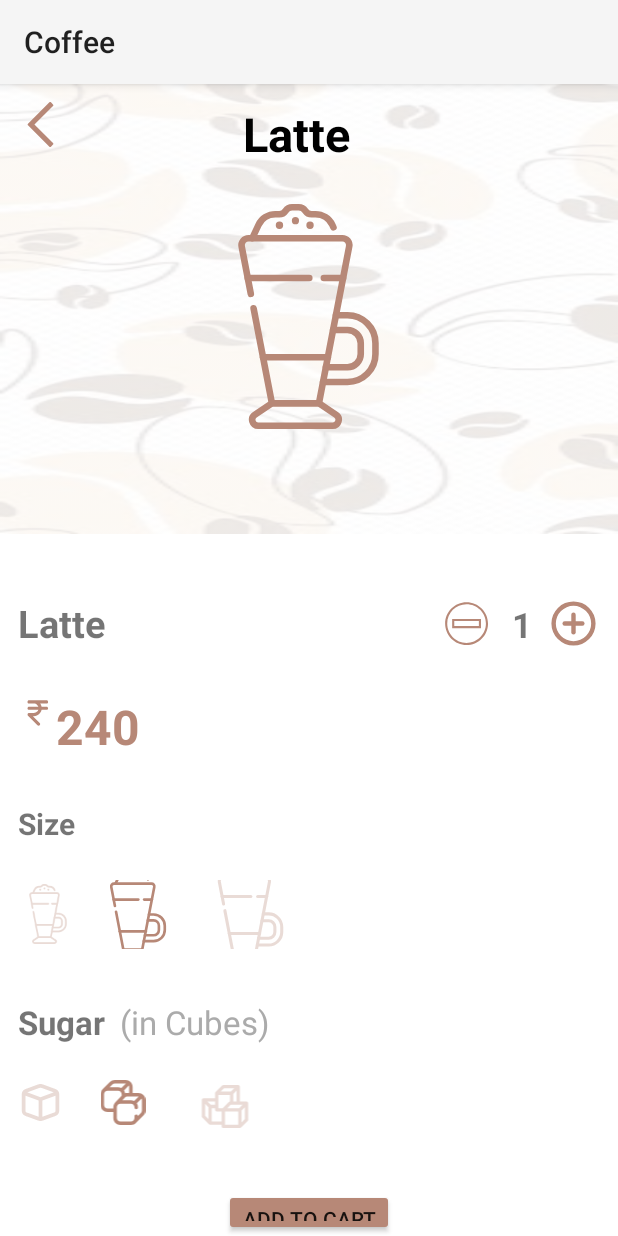
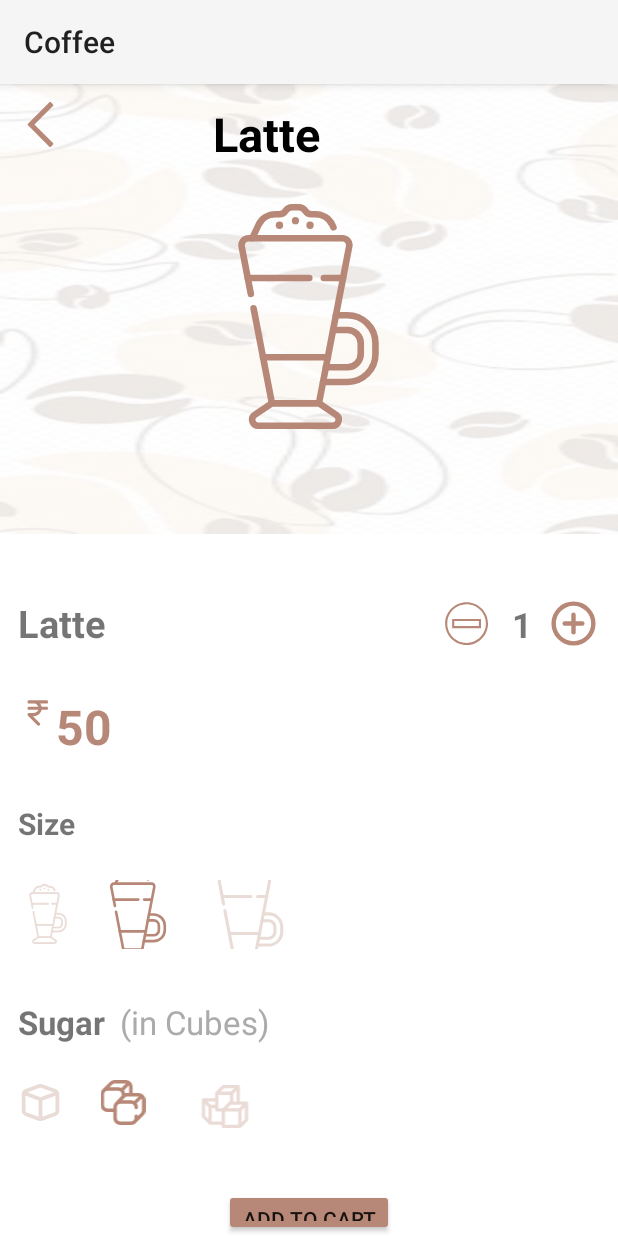
Before and after one commit to ranganarayanan/coffee, an Android app: the Latte screen opened directly, with no data from a screen before it, after a tap on an icon or button, on a phone screen of 412 x 824 dp. Run offline under Robolectric (Android 15) with nearby library versions, the phone set to English and light mode, and no system bars.

Commit message:
adding elements

```diff
--- a/app/src/main/java/com/example/coffee/Latte.java
+++ b/app/src/main/java/com/example/coffee/Latte.java
@@ -34,7 +34,7 @@ public class Latte extends AppCompatActivity {
             public void onClick(View v) {
                 count=count+1;
                 con.setText(""+count);
-                rsp.setText(""+(count*240));
+                rsp.setText(""+(count*50));
             }
         });
         min.setOnClickListener(new View.OnClickListener() {
@@ -44,7 +44,7 @@ public class Latte extends AppCompatActivity {
                 if(count<=1)
                     count=1;
                 con.setText(""+count);
-                rsp.setText(""+(count*240));
+                rsp.setText(""+(count*50));
 
             }
         });
--- a/app/src/main/java/com/example/coffee/Mocha.java
+++ b/app/src/main/java/com/example/coffee/Mocha.java
@@ -35,7 +35,7 @@ public class Mocha extends AppCompatActivity {
             public void onClick(View v) {
                 count=count+1;
                 con.setText(""+count);
-                rsp.setText(""+(count*240));
+                rsp.setText(""+(count*190));
             }
         });
         min.setOnClickListener(new View.OnClickListener() {
@@ -45,7 +45,7 @@ public class Mocha extends AppCompatActivity {
                 if(count<=1)
                     count=1;
                 con.setText(""+count);
-                rsp.setText(""+(count*240));
+                rsp.setText(""+(count*190));
 
             }
         });
--- a/app/src/main/res/layout/activity_latte.xml
+++ b/app/src/main/res/layout/activity_latte.xml
@@ -30,7 +30,7 @@
             android:textColor="@color/black"
             android:textStyle="bold"
             android:textSize="31dp"
-            android:layout_marginLeft="120dp"
+            android:layout_marginLeft="100dp"
             />
     </LinearLayout>
     <ImageView
```
